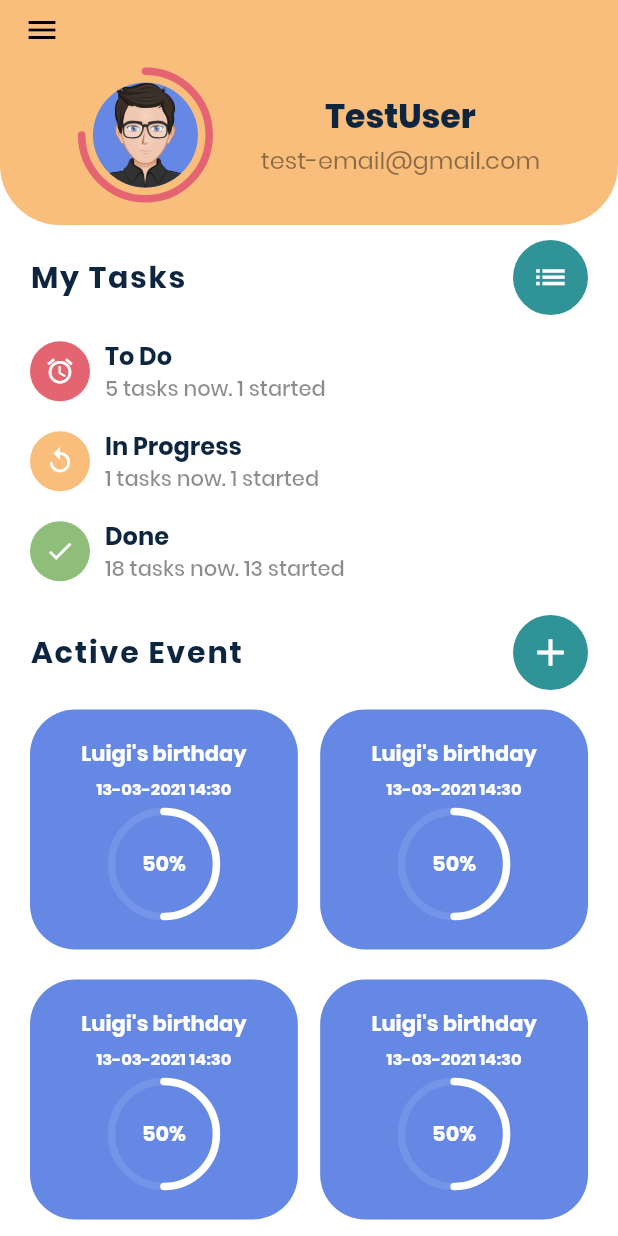
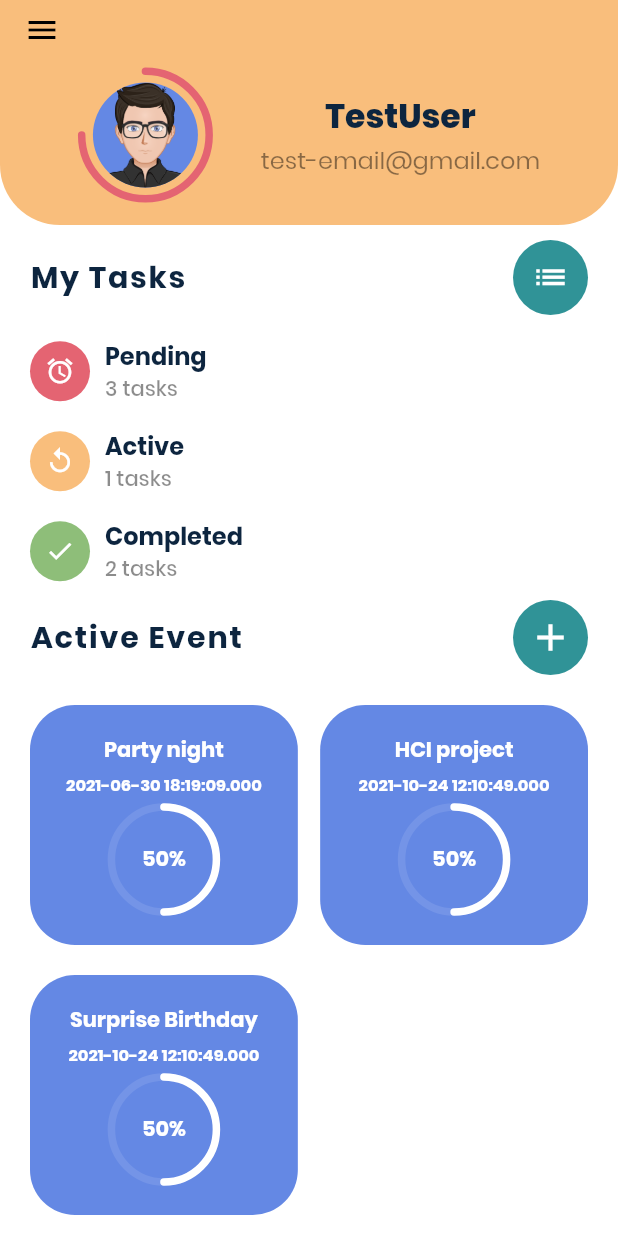
Before and after one commit to loridigia/mind-your-tasks, a Flutter app: the HomePage screen opened directly, on a phone screen of 412 x 824 dp. Run offline on Flutter 3.47's test engine with Material 2 defaults, Android fonts, the phone set to English and light mode, and no system bars; drawn by our look-alikes of percent_indicator; our stand-ins replace datetime_picker_formfield, google_fonts, rflutter_alert, shared_preferences; accounts and stored records are empty; generated files the repository leaves out were written again.

Commit message:
Close to end event page

```diff
--- a/lib/screens/home_page.dart
+++ b/lib/screens/home_page.dart
@@ -1,4 +1,5 @@
 import 'dart:convert';
+import 'dart:core';
 
 import 'package:flutter/material.dart';
 import 'package:mind_your_tasks/models/Event.dart';
@@ -8,6 +9,7 @@ import 'package:mind_your_tasks/screens/calendar_page.dart';
 import 'package:mind_your_tasks/screens/event/event_home_page.dart';
 import 'package:mind_your_tasks/screens/project_creation.dart';
 import 'package:mind_your_tasks/theme/colors/light_colors.dart';
+import 'package:mind_your_tasks/widgets/task_container.dart';
 import 'package:shared_preferences/shared_preferences.dart';
 import '../widgets/main_drawer.dart';
 import 'package:percent_indicator/percent_indicator.dart';
@@ -24,6 +26,10 @@ class _HomePageState extends State<HomePage> {
 
   User user;
   List<Event> events;
+  List<Task> userTasks;
+  var completedTasks = 0;
+  var activeTasks = 0;
+  var pendingTasks = 0;
 
   @override
   void initState() {
@@ -35,16 +41,30 @@ class _HomePageState extends State<HomePage> {
     SharedPreferences prefs = await SharedPreferences.getInstance();
 
     User user = User("TestUser", "test-email@gmail.com");
-    Task task = Task("Test1", DateTime.fromMillisecondsSinceEpoch(1625077149), user, "Funny party at mario's home");
+    Task task = Task("Test1", DateTime.fromMillisecondsSinceEpoch(1625077149), user, "Buy Stuff");
+    task.status = Status.COMPLEATED;
     Task task2 = Task("Test2", DateTime.fromMillisecondsSinceEpoch(1625077149), user, "SOMETHING TO DO");
-    Task task3 = Task("Test3", DateTime.fromMillisecondsSinceEpoch(1625077149), user, "SOMETHING ELSE TO DO");
+    task2.status = Status.COMPLEATED;
 
-    Event event = Event("Party night", DateTime.fromMillisecondsSinceEpoch(1625077149), [user]);
+    Task task3 = Task("Test3", DateTime.fromMillisecondsSinceEpoch(1625077149), user, "SOMETHING ELSE");
+    task3.status = Status.ACTIVE;
+
+    Task task4 = Task("Test4", DateTime.fromMillisecondsSinceEpoch(1625077149), user, "ASD ASD");
+    Task task5 = Task("Test5", DateTime.fromMillisecondsSinceEpoch(1625077149), user, "MICIO MICIO");
+    Task task6 = Task("Test6", DateTime.fromMillisecondsSinceEpoch(1625077149), user, "FUCK THE POLICE");
+
+    Event event = Event("Party night", DateTime.fromMillisecondsSinceEpoch(1625077149000), [user]);
+    Event event2 = Event("HCI project", DateTime.fromMillisecondsSinceEpoch(1635077449000), [user]);
+    Event event3 = Event("Surprise Birthday", DateTime.fromMillisecondsSinceEpoch(1635077449000), [user]);
+
     event.addTask(task);
     event.addTask(task2);
     event.addTask(task3);
+    event.addTask(task4);
+    event.addTask(task5);
+    event.addTask(task6);
 
-    List<String> events = [json.encode(event)];
+    List<String> events = [json.encode(event), json.encode(event2), json.encode(event3)];
 
     bool setUser = await prefs.setString("TestUser", json.encode(user));
     bool setEvents = await prefs.setStringList("Events", events);
@@ -69,10 +89,27 @@ class _HomePageState extends State<HomePage> {
     return events;
   }
 
+  setTasks(List<Event> events) {
+    userTasks = [];
+    events.forEach((event) {
+      List<Task> allTasks = event.tasks;
+      allTasks.forEach((task) {
+        if (task.user.username == user.username) {
+          userTasks.add(task);
+          if (task.status == Status.COMPLEATED) completedTasks++;
+          else if (task.status == Status.ACTIVE) activeTasks++;
+          else pendingTasks++;
+        }
+      });
+    });
+
+  }
+
 
   Future<String> getData(String username) async {
     this.user = await getUser(username);
     this.events = await getEvents();
+    setTasks(events);
     return "ready";
   }
 
@@ -199,8 +236,8 @@ class _HomePageState extends State<HomePage> {
                           TaskColumn(
                             icon: Icons.alarm,
                             iconBackgroundColor: LightColors.kRed,
-                            title: 'To Do',
-                            subtitle: '5 tasks now. 1 started',
+                            title: 'Pending',
+                            subtitle: '$pendingTasks tasks',
                           ),
                           SizedBox(
                             height: 15.0,
@@ -208,15 +245,15 @@ class _HomePageState extends State<HomePage> {
                           TaskColumn(
                             icon: Icons.replay,
                             iconBackgroundColor: LightColors.kDarkYellow,
-                            title: 'In Progress',
-                            subtitle: '1 tasks now. 1 started',
+                            title: 'Active',
+                            subtitle: '$activeTasks tasks',
                           ),
                           SizedBox(height: 15.0),
                           TaskColumn(
                             icon: Icons.check,
                             iconBackgroundColor: Color.fromRGBO(67, 147, 31, 0.6),
-                            title: 'Done',
-                            subtitle: '18 tasks now. 13 started',
+                            title: 'Completed',
+                            subtitle: '$completedTasks tasks',
                           ),
                         ],
                       ),
@@ -224,11 +261,8 @@ class _HomePageState extends State<HomePage> {
                     Container(
                       color: Colors.transparent,
                       padding: EdgeInsets.symmetric(
-                          horizontal: 20.0, vertical: 10.0),
-                      child: Column(
-                        crossAxisAlignment: CrossAxisAlignment.start,
-                        children: <Widget>[
-                          Row(
+                          horizontal: 20.0, vertical: 0.0),
+                      child: Row(
                         crossAxisAlignment: CrossAxisAlignment.center,
                         mainAxisAlignment: MainAxisAlignment.spaceBetween,
                         children: <Widget>[
@@ -245,58 +279,14 @@ class _HomePageState extends State<HomePage> {
                           ),
                         ],
                       ),
-                          SizedBox(height: 3.0),
-                          Row(
-                            children: <Widget>[
-                              Expanded(
-                                flex: 48,
-                                child: GestureDetector(
-                                  onTap: () {
-                                    Navigator.push(
-                                      context,
-                                      MaterialPageRoute(
-                                          builder: (context) => EventHomePage(title: "ciao")),
-                                    );
-                                  },
-                                  child: generateProjectCard(LightColors.kBlue, 0.5, "ciao", "subtitle"),
                     ),
-                              ),
-                              Expanded(
-                                flex: 4,
-                                child: Container(),
-                              ),
-                              Expanded(
-                                flex: 48,
-                                child: generateProjectCard(LightColors.kBlue, 0.5, "ciao", "subtitle"),
-                              )
-                            ],
-                          ),
-                          Row(
-                            children: <Widget>[
-                              Expanded(
-                                flex: 48,
-                                child: GestureDetector(
-                                  onTap: () {
-                                    Navigator.push(
-                                      context,
-                                      MaterialPageRoute(
-                                          builder: (context) => EventHomePage(title: "ciao")),
-                                    );
-                                  },
-                                  child: generateProjectCard(LightColors.kBlue, 0.5, "ciao", "subtitle"),
-                                ),
-                              ),
-                              Expanded(
-                                flex: 4,
-                                child: Container(),
-                              ),
-                              Expanded(
-                                flex: 48,
-                                child: generateProjectCard(LightColors.kBlue, 0.5, "ciao", "subtitle"),
-                              )
-                            ],
-                          ),
-                        ],
+                    Container(
+                      color: Colors.transparent,
+                      padding: EdgeInsets.symmetric(
+                          horizontal: 20.0, vertical: 10.0),
+                      child: Column(
+                        crossAxisAlignment: CrossAxisAlignment.start,
+                        children: build_active_events(),
                       ),
                     ),
                   ],
@@ -305,6 +295,53 @@ class _HomePageState extends State<HomePage> {
             ),
           ],
         ),
+      ),
+    );
+  }
+
+  List<Widget> build_active_events() {
+    List<Widget> list = [];
+    List<Widget> event_cards = [];
+    events.forEach((event) {
+      event_cards.add(build_event_card(event));
+    });
+
+    if (event_cards.length % 2 != 0) event_cards.add(
+        Expanded(
+          flex: 48,
+          child: Container(),
+        )
+    );
+
+    for (var i = 0; i < event_cards.length; i += 2) {
+      list.add(
+        Row(
+          children: <Widget>[
+            event_cards[i],
+            Expanded(
+              flex: 4,
+              child: Container(),
+            ),
+            event_cards[i+1]
+          ],
+        ),
+      );
+    }
+    return list;
+  }
+
+  Widget build_event_card(Event event){
+    return Expanded(
+      flex: 48,
+      child: GestureDetector(
+        onTap: () {
+          Navigator.push(
+            context,
+            MaterialPageRoute(
+                builder: (context) => EventHomePage(event: event)),
+          );
+        },
+        child: generateProjectCard(LightColors.kBlue, 0.5, event.name, event.date.toString()),
       ),
     );
   }
--- a/lib/widgets/active_project_card.dart
+++ b/lib/widgets/active_project_card.dart
@@ -37,7 +37,7 @@ class ActiveProjectsCard extends StatelessWidget {
                     child: Column(
                       children: <Widget>[
                         Text(
-                            "Luigi's birthday",
+                            title,
                             style: TextStyle(
                                 color: Colors.white,
                                 fontSize: 14.0,
@@ -59,7 +59,7 @@ class ActiveProjectsCard extends StatelessWidget {
                       crossAxisAlignment: CrossAxisAlignment.center,
                       children: <Widget>[
                         Text(
-                            "13-03-2021 14:30",
+                            subtitle,
                             style: TextStyle(
                                 color: Colors.white,
                                 fontSize: 11.0,
```
Also changed, not shown: lib/screens/event/event_home_page.dart (+136 -44 lines), lib/screens/event/event_home_page_base.dart (deleted, +0 -209 lines), lib/screens/task/task_page.dart (deleted), 1 other file. Lines whose indentation alone changed are shown as unchanged.
